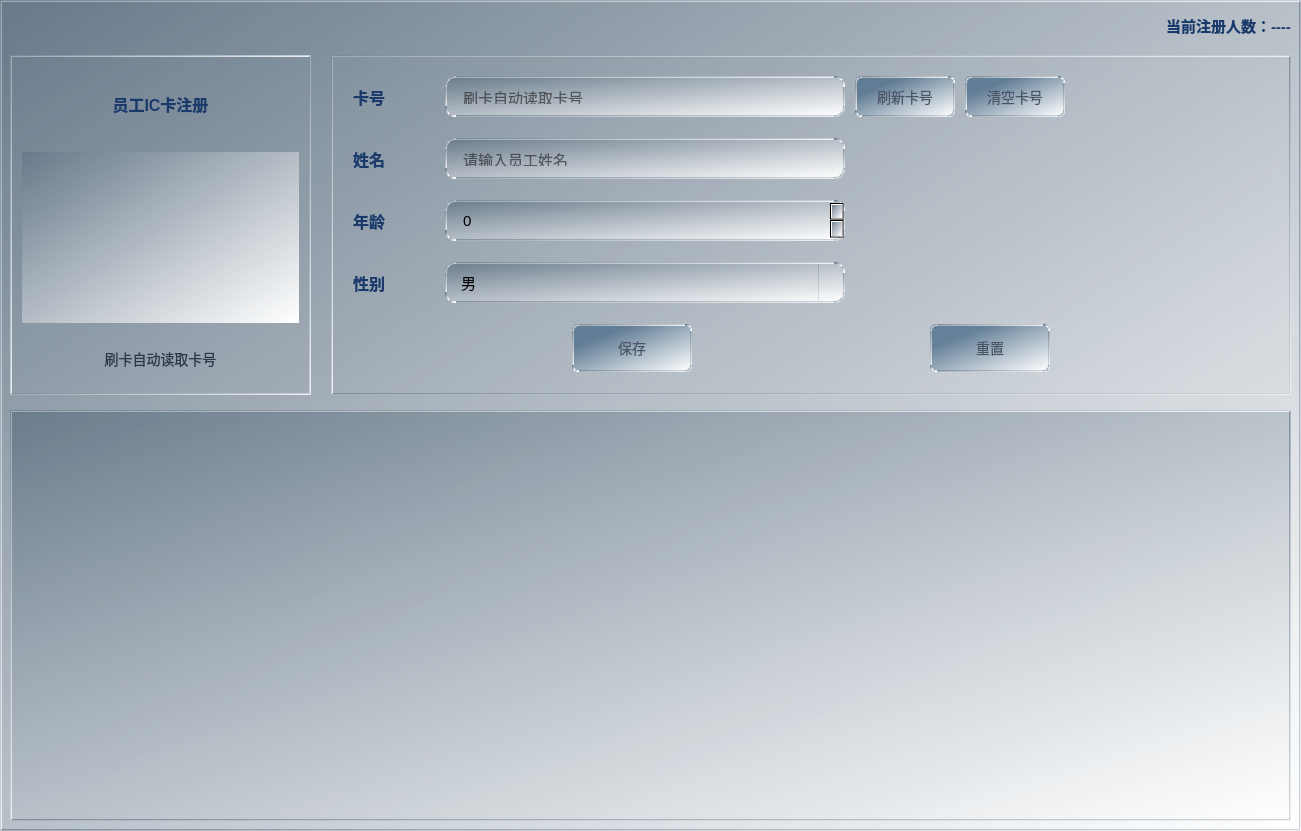
The window that Attendance_Check_In_System/userregisterwidget.ui (KKINDGAR/AttendanceCheckinSystem) describes before a commit, drawn with Qt 5.
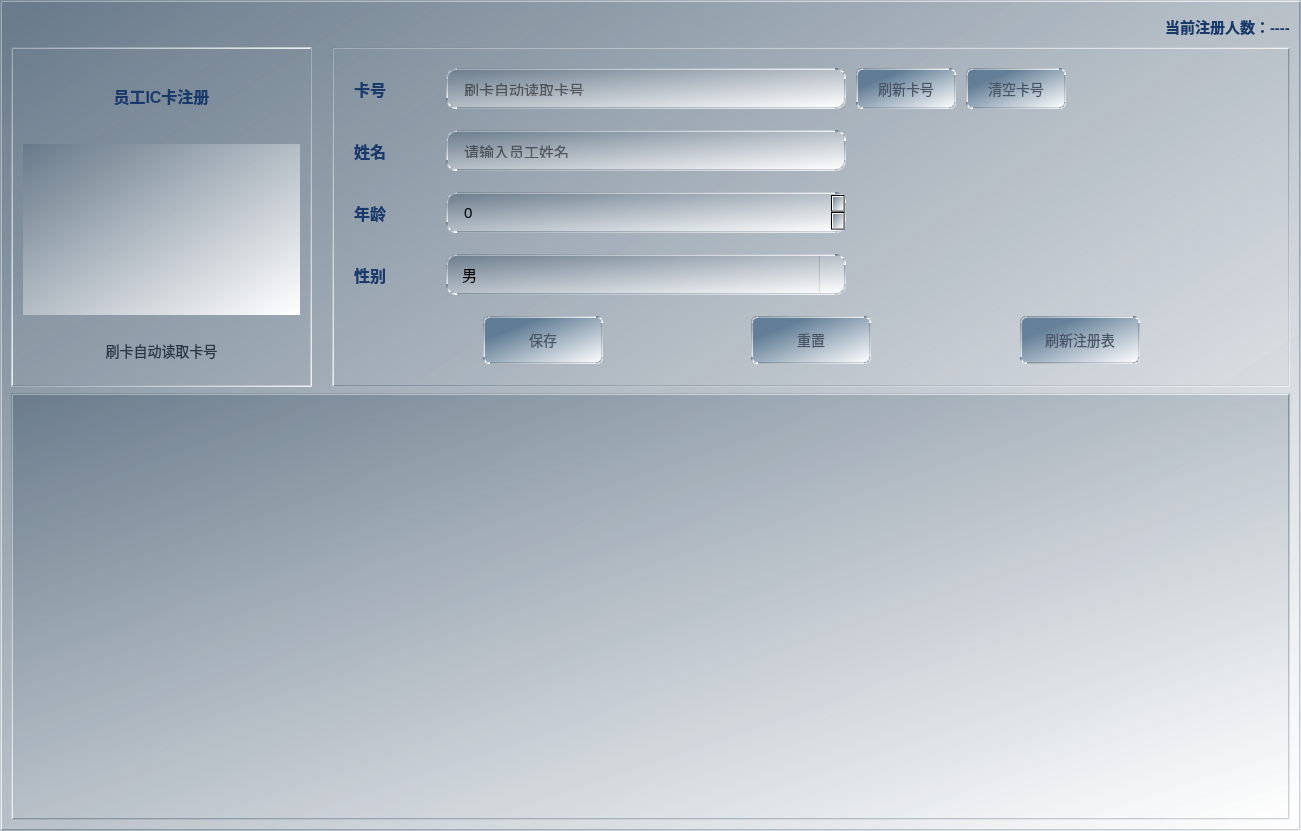
The same window after the commit. Icons and pictures are not drawn.

```diff
--- a/Attendance_Check_In_System/userregisterwidget.ui
+++ b/Attendance_Check_In_System/userregisterwidget.ui
@@ -24,23 +24,8 @@
     background: qlineargradient(spread:pad, x1:0, y1:0, x2:1, y2:1, stop:0 rgba(100, 118, 135, 217), stop:1 rgba(255, 255, 255, 255));
 }</string>
   </property>
-  <layout class="QVBoxLayout" name="mainVerticalLayout">
-   <property name="spacing">
-    <number>15</number>
-   </property>
-   <property name="leftMargin">
-    <number>10</number>
-   </property>
-   <property name="topMargin">
-    <number>10</number>
-   </property>
-   <property name="rightMargin">
-    <number>10</number>
-   </property>
-   <property name="bottomMargin">
-    <number>10</number>
-   </property>
-   <item>
+  <layout class="QGridLayout" name="gridLayout">
+   <item row="0" column="0">
     <layout class="QHBoxLayout" name="headerLayout">
      <item>
       <spacer name="headerLeftSpacer">
@@ -79,7 +64,7 @@
      </item>
     </layout>
    </item>
-   <item>
+   <item row="1" column="0">
     <layout class="QHBoxLayout" name="topHorizontalLayout">
      <property name="spacing">
       <number>20</number>
@@ -732,6 +717,59 @@
             </property>
            </widget>
           </item>
+          <item>
+           <spacer name="horizontalSpacer_4">
+            <property name="orientation">
+             <enum>Qt::Horizontal</enum>
+            </property>
+            <property name="sizeHint" stdset="0">
+             <size>
+              <width>40</width>
+              <height>20</height>
+             </size>
+            </property>
+           </spacer>
+          </item>
+          <item>
+           <widget class="QPushButton" name="refrshRegistTableButton">
+            <property name="minimumSize">
+             <size>
+              <width>120</width>
+              <height>44</height>
+             </size>
+            </property>
+            <property name="maximumSize">
+             <size>
+              <width>160</width>
+              <height>48</height>
+             </size>
+            </property>
+            <property name="styleSheet">
+             <string notr="true">QPushButton
+{
+	background: qlineargradient(spread:pad, x1:0, y1:0, x2:1, y2:1, stop:0.248927 rgba(85, 116, 143, 217), stop:1 rgba(255, 255, 255, 255));
+	color: rgb(74, 85, 104);
+	border: 2px solid qlineargradient(spread:pad, x1:0, y1:0, x2:1, y2:1, stop:0 rgba(100, 118, 135, 217), stop:1 rgba(255, 255, 255, 255));
+	border-radius: 6px;
+	font-size: 14px;
+	font: 63 9pt &quot;Bahnschrift SemiBold SemiConden&quot;;
+}
+QPushButton:hover {
+    background: qlineargradient(spread:pad, x1:0, y1:0, x2:1, y2:1, stop:0 rgba(100, 118, 135, 217), stop:1 rgba(255, 255, 255, 255));
+    color: #1A3A6B;
+}
+
+QPushButton:pressed {
+    background: qlineargradient(spread:pad, x1:0, y1:0, x2:1, y2:1, stop:0 rgba(100, 118, 135, 217), stop:1 rgba(255, 255, 255, 255));
+	color: #1A3A6B;
+    font-weight: bold;
+}</string>
+            </property>
+            <property name="text">
+             <string>刷新注册表</string>
+            </property>
+           </widget>
+          </item>
           <item>
            <spacer name="buttonHorizontalSpacer">
             <property name="orientation">
@@ -752,7 +790,7 @@
      </item>
     </layout>
    </item>
-   <item>
+   <item row="2" column="0">
     <widget class="QTableView" name="userInfoTableView">
      <property name="styleSheet">
       <string notr="true">QTableView{
```
